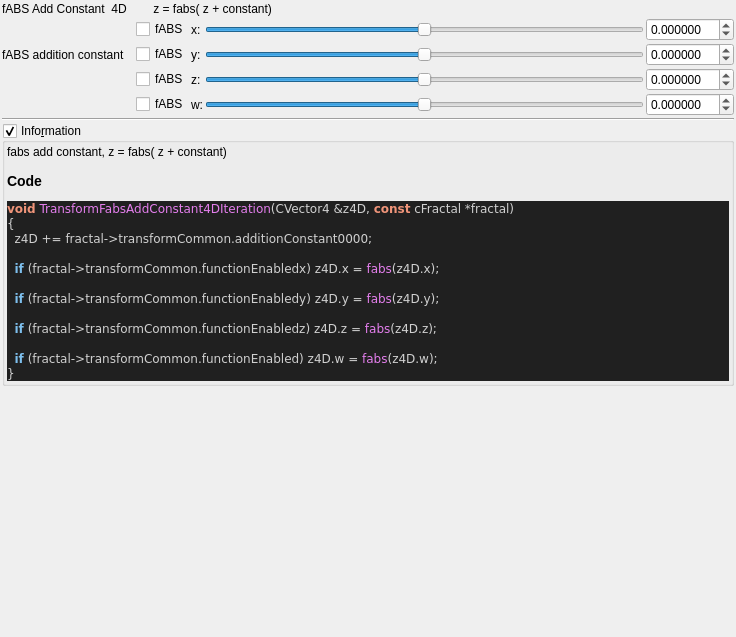
Before: the Qt Designer form mandelbulber2/qt_data/fractal_transf_fabs_add_constant_4D.ui in buddhi1980/mandelbulber2, drawn with Qt 5.
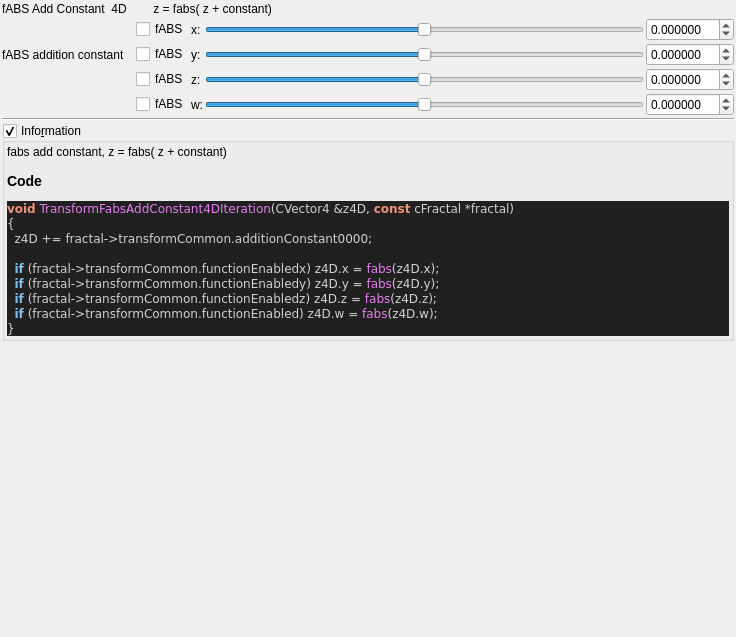
After: the same form once the commit is applied. Custom widgets are drawn as their Qt base class.

Patch:
```diff
--- a/mandelbulber2/qt_data/fractal_transf_fabs_add_constant_4D.ui
+++ b/mandelbulber2/qt_data/fractal_transf_fabs_add_constant_4D.ui
@@ -346,11 +346,8 @@
   z4D &lt;span style=&quot;color:#d0d0d0&quot;&gt;+=&lt;/span&gt; fractal&lt;span style=&quot;color:#d0d0d0&quot;&gt;-&amp;gt;&lt;/span&gt;transformCommon&lt;span style=&quot;color:#d0d0d0&quot;&gt;.&lt;/span&gt;additionConstant0000&lt;span style=&quot;color:#d0d0d0&quot;&gt;;&lt;/span&gt;
 
   &lt;span style=&quot;color:#7ec0ee; font-weight:bold&quot;&gt;if&lt;/span&gt; &lt;span style=&quot;color:#d0d0d0&quot;&gt;(&lt;/span&gt;fractal&lt;span style=&quot;color:#d0d0d0&quot;&gt;-&amp;gt;&lt;/span&gt;transformCommon&lt;span style=&quot;color:#d0d0d0&quot;&gt;.&lt;/span&gt;functionEnabledx&lt;span style=&quot;color:#d0d0d0&quot;&gt;)&lt;/span&gt; z4D&lt;span style=&quot;color:#d0d0d0&quot;&gt;.&lt;/span&gt;x &lt;span style=&quot;color:#d0d0d0&quot;&gt;=&lt;/span&gt; &lt;span style=&quot;color:#e47eed&quot;&gt;fabs&lt;/span&gt;&lt;span style=&quot;color:#d0d0d0&quot;&gt;(&lt;/span&gt;z4D&lt;span style=&quot;color:#d0d0d0&quot;&gt;.&lt;/span&gt;x&lt;span style=&quot;color:#d0d0d0&quot;&gt;);&lt;/span&gt;
-
   &lt;span style=&quot;color:#7ec0ee; font-weight:bold&quot;&gt;if&lt;/span&gt; &lt;span style=&quot;color:#d0d0d0&quot;&gt;(&lt;/span&gt;fractal&lt;span style=&quot;color:#d0d0d0&quot;&gt;-&amp;gt;&lt;/span&gt;transformCommon&lt;span style=&quot;color:#d0d0d0&quot;&gt;.&lt;/span&gt;functionEnabledy&lt;span style=&quot;color:#d0d0d0&quot;&gt;)&lt;/span&gt; z4D&lt;span style=&quot;color:#d0d0d0&quot;&gt;.&lt;/span&gt;y &lt;span style=&quot;color:#d0d0d0&quot;&gt;=&lt;/span&gt; &lt;span style=&quot;color:#e47eed&quot;&gt;fabs&lt;/span&gt;&lt;span style=&quot;color:#d0d0d0&quot;&gt;(&lt;/span&gt;z4D&lt;span style=&quot;color:#d0d0d0&quot;&gt;.&lt;/span&gt;y&lt;span style=&quot;color:#d0d0d0&quot;&gt;);&lt;/span&gt;
-
   &lt;span style=&quot;color:#7ec0ee; font-weight:bold&quot;&gt;if&lt;/span&gt; &lt;span style=&quot;color:#d0d0d0&quot;&gt;(&lt;/span&gt;fractal&lt;span style=&quot;color:#d0d0d0&quot;&gt;-&amp;gt;&lt;/span&gt;transformCommon&lt;span style=&quot;color:#d0d0d0&quot;&gt;.&lt;/span&gt;functionEnabledz&lt;span style=&quot;color:#d0d0d0&quot;&gt;)&lt;/span&gt; z4D&lt;span style=&quot;color:#d0d0d0&quot;&gt;.&lt;/span&gt;z &lt;span style=&quot;color:#d0d0d0&quot;&gt;=&lt;/span&gt; &lt;span style=&quot;color:#e47eed&quot;&gt;fabs&lt;/span&gt;&lt;span style=&quot;color:#d0d0d0&quot;&gt;(&lt;/span&gt;z4D&lt;span style=&quot;color:#d0d0d0&quot;&gt;.&lt;/span&gt;z&lt;span style=&quot;color:#d0d0d0&quot;&gt;);&lt;/span&gt;
-
   &lt;span style=&quot;color:#7ec0ee; font-weight:bold&quot;&gt;if&lt;/span&gt; &lt;span style=&quot;color:#d0d0d0&quot;&gt;(&lt;/span&gt;fractal&lt;span style=&quot;color:#d0d0d0&quot;&gt;-&amp;gt;&lt;/span&gt;transformCommon&lt;span style=&quot;color:#d0d0d0&quot;&gt;.&lt;/span&gt;functionEnabled&lt;span style=&quot;color:#d0d0d0&quot;&gt;)&lt;/span&gt; z4D&lt;span style=&quot;color:#d0d0d0&quot;&gt;.&lt;/span&gt;w &lt;span style=&quot;color:#d0d0d0&quot;&gt;=&lt;/span&gt; &lt;span style=&quot;color:#e47eed&quot;&gt;fabs&lt;/span&gt;&lt;span style=&quot;color:#d0d0d0&quot;&gt;(&lt;/span&gt;z4D&lt;span style=&quot;color:#d0d0d0&quot;&gt;.&lt;/span&gt;w&lt;span style=&quot;color:#d0d0d0&quot;&gt;);&lt;/span&gt;
 &lt;span style=&quot;color:#d0d0d0&quot;&gt;}&lt;/span&gt;
 &lt;/pre&gt;
```
